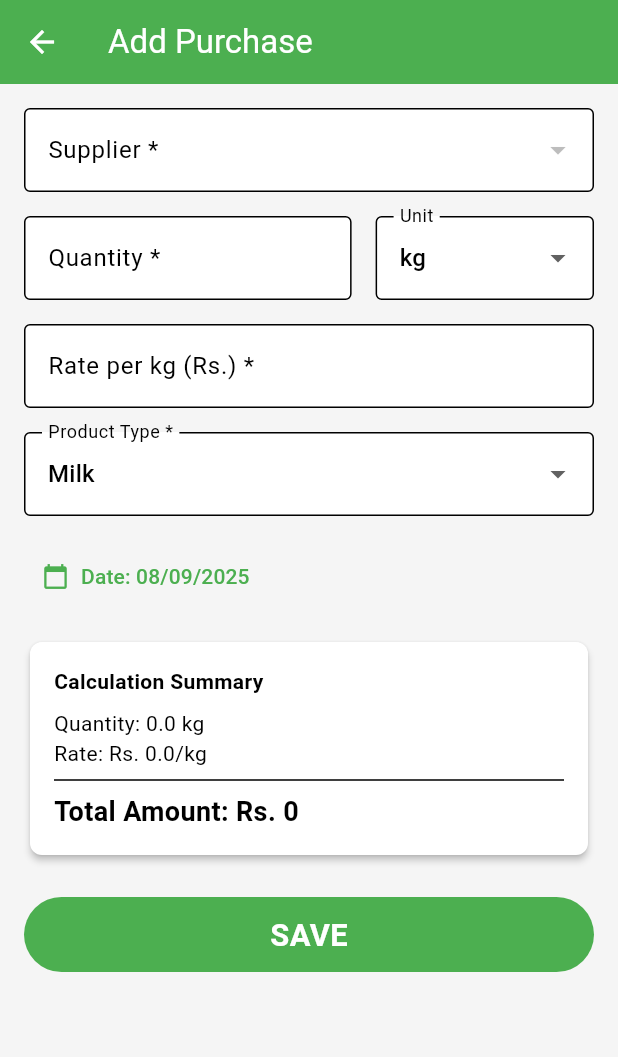
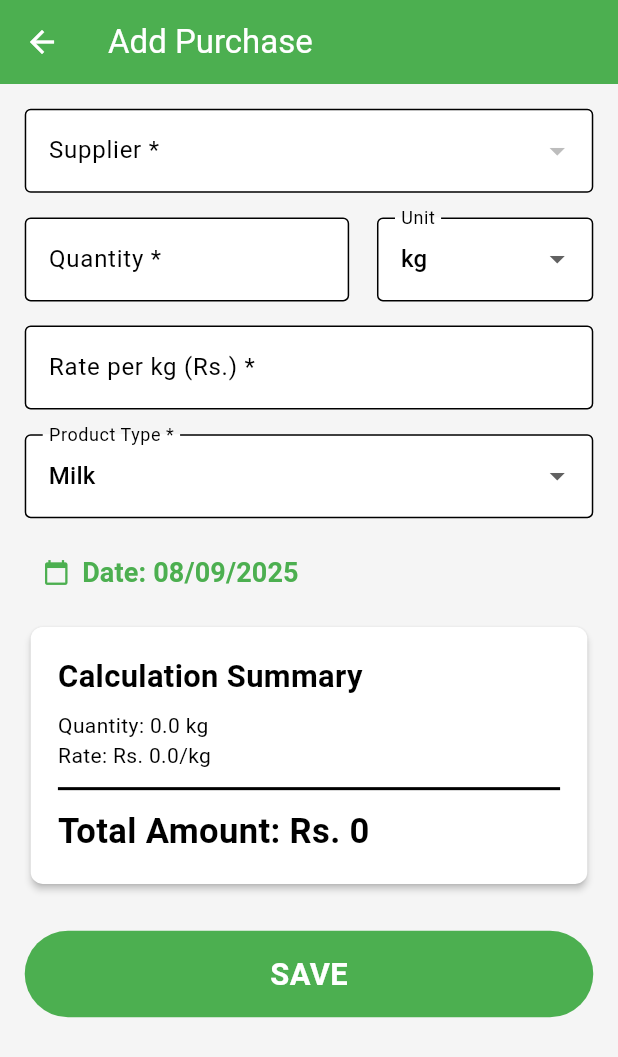
Before and after one commit to 5-abdulsami/dairy_manager, a Flutter app: the AddPurchaseView screen opened by its route, on a phone screen of 412 x 824 dp. Shown: the top 1057 px of the screen. Run offline on Flutter 3.47's test engine with Material 3 defaults, Android fonts, the phone set to English and light mode, and no system bars; our stand-ins replace file_picker, get, open_file, pdf, permission_handler, sqflite; accounts and stored records are empty.

Commit message:
made responsive, fixed purchase model issue in backup

```diff
--- a/lib/core/database/database_helper.dart
+++ b/lib/core/database/database_helper.dart
@@ -39,7 +39,6 @@ class DatabaseHelper {
       CREATE TABLE purchases(
         id INTEGER PRIMARY KEY AUTOINCREMENT,
         supplierId INTEGER NOT NULL,
-        supplierName TEXT NOT NULL,
         quantity REAL NOT NULL,
         rate REAL NOT NULL,
         totalAmount REAL NOT NULL,
--- a/lib/core/widgets/custom_button.dart
+++ b/lib/core/widgets/custom_button.dart
@@ -12,7 +12,7 @@ class CustomButton extends StatelessWidget {
       onTap: onPressed,
       child: Container(
         width: double.infinity,
-        height: 50,
+        height: screenHeight * 0.07,
         decoration: BoxDecoration(
           borderRadius: BorderRadius.circular(screenWidth * 0.07),
           color: Theme.of(context).primaryColor,
--- a/lib/data/repositories/purchase_repository.dart
+++ b/lib/data/repositories/purchase_repository.dart
@@ -6,8 +6,10 @@ import 'package:dairy_manager/data/models/purchase_model.dart';
 class PurchaseRepository extends GetxController {
   final DatabaseHelper _databaseHelper = DatabaseHelper();
 
+  // lib/data/repositories/purchase_repository.dart
   Future<int> addPurchase(Purchase purchase) async {
     final db = await _databaseHelper.database;
+    // Use toMap() which excludes supplierName
     return await db.insert('purchases', purchase.toMap());
   }
 
@@ -21,7 +23,7 @@ class PurchaseRepository extends GetxController {
   ''');
 
     return List.generate(maps.length, (i) {
-      return Purchase.fromMap(maps[i]);
+      return Purchase.fromMap(maps[i]); // Use fromMap for JOIN queries
     });
   }
 
@@ -42,7 +44,7 @@ class PurchaseRepository extends GetxController {
     );
 
     return List.generate(maps.length, (i) {
-      return Purchase.fromMap(maps[i]);
+      return Purchase.fromMap(maps[i]); // Use fromMap for JOIN queries
     });
   }
 
--- a/lib/modules/purchases/add_purchases_controller.dart
+++ b/lib/modules/purchases/add_purchases_controller.dart
@@ -106,7 +106,7 @@ class AddPurchaseController extends GetxController {
       Get.back(result: true);
       Get.snackbar('Success', 'Purchase added successfully');
     } catch (e) {
-      Get.snackbar('Error', 'Failed to add purchase');
+      Get.snackbar('Error', 'Failed to add purchase: $e');
     } finally {
       isLoading.value = false;
     }
--- a/lib/modules/purchases/add_purchases_view.dart
+++ b/lib/modules/purchases/add_purchases_view.dart
@@ -1,6 +1,7 @@
 // lib/modules/purchases/add_purchase_view.dart
 import 'package:dairy_manager/core/widgets/custom_button.dart';
 import 'package:dairy_manager/data/models/supplier_model.dart';
+import 'package:dairy_manager/main.dart';
 import 'package:dairy_manager/modules/purchases/add_purchases_controller.dart';
 import 'package:flutter/material.dart';
 import 'package:get/get.dart';
@@ -19,7 +20,7 @@ class AddPurchaseView extends GetView<AddPurchaseController> {
     return Scaffold(
       appBar: AppBar(title: Text('Add Purchase')),
       body: Padding(
-        padding: const EdgeInsets.all(16.0),
+        padding: EdgeInsets.all(screenHeight * 0.02),
         child: Form(
           key: _formKey,
           child: ListView(
@@ -49,7 +50,7 @@ class AddPurchaseView extends GetView<AddPurchaseController> {
                   },
                 ),
               ),
-              SizedBox(height: 16),
+              SizedBox(height: screenHeight * 0.02),
               Row(
                 children: [
                   Expanded(
@@ -71,7 +72,7 @@ class AddPurchaseView extends GetView<AddPurchaseController> {
                       },
                     ),
                   ),
-                  SizedBox(width: 16),
+                  SizedBox(width: screenWidth * 0.045),
                   Expanded(
                     flex: 2,
                     child: DropdownButtonFormField<String>(
@@ -112,7 +113,7 @@ class AddPurchaseView extends GetView<AddPurchaseController> {
                   return null;
                 },
               ),
-              SizedBox(height: 16),
+              SizedBox(height: screenHeight * 0.02),
               DropdownButtonFormField<String>(
                 decoration: InputDecoration(
                   labelText: 'Product Type *',
@@ -128,30 +129,39 @@ class AddPurchaseView extends GetView<AddPurchaseController> {
                     }).toList(),
                 onChanged: (value) => controller.setProductType(value!),
               ),
-              SizedBox(height: 16),
+              SizedBox(height: screenHeight * 0.015),
               TextButton(
                 onPressed: () => _selectDate(context),
                 child: Row(
                   children: [
                     Icon(Icons.calendar_today),
-                    SizedBox(width: 8),
-                    Text('Date: ${dateFormat.format(controller.date.value)}'),
+                    SizedBox(width: screenWidth * 0.02),
+                    Text(
+                      'Date: ${dateFormat.format(controller.date.value)}',
+                      style: TextStyle(
+                        fontWeight: FontWeight.bold,
+                        fontSize: 18,
+                      ),
+                    ),
                   ],
                 ),
               ),
-              SizedBox(height: 16),
+              SizedBox(height: screenHeight * 0.01),
               Obx(
                 () => Card(
                   child: Padding(
-                    padding: const EdgeInsets.all(16.0),
+                    padding: EdgeInsets.all(screenHeight * 0.022),
                     child: Column(
                       crossAxisAlignment: CrossAxisAlignment.start,
                       children: [
                         Text(
                           'Calculation Summary',
-                          style: TextStyle(fontWeight: FontWeight.bold),
+                          style: TextStyle(
+                            fontWeight: FontWeight.bold,
+                            fontSize: screenHeight * 0.025,
+                          ),
                         ),
-                        SizedBox(height: 8),
+                        SizedBox(height: screenHeight * 0.01),
                         Text(
                           'Quantity: ${controller.quantity.value} ${controller.unit.value}',
                         ),
@@ -162,12 +172,12 @@ class AddPurchaseView extends GetView<AddPurchaseController> {
                         Text(
                           'Rate: ${AppConstants.currency}${controller.rate.value}/kg',
                         ),
-                        Divider(),
+                        Divider(thickness: 2, height: screenHeight * 0.03),
                         Text(
                           'Total Amount: ${AppConstants.currency}${controller.totalAmount.value.toStringAsFixed(0)}',
                           style: TextStyle(
                             fontWeight: FontWeight.bold,
-                            fontSize: 18,
+                            fontSize: screenHeight * 0.028,
                           ),
                         ),
                       ],
@@ -175,7 +185,7 @@ class AddPurchaseView extends GetView<AddPurchaseController> {
                   ),
                 ),
               ),
-              SizedBox(height: 24),
+              SizedBox(height: screenHeight * 0.033),
               Obx(
                 () =>
                     controller.isLoading.value
```
Also changed, not shown: lib/core/utils/backup_service.dart (+23 -22 lines), lib/data/models/purchase_model.dart (+21 -7 lines), lib/modules/reports/reports_view.dart (+20 -0 lines), lib/modules/sales/add_sale_view.dart (+23 -13 lines), lib/modules/suppliers/suppliers_view.dart (+6 -2 lines). Lines whose indentation alone changed are shown as unchanged.
